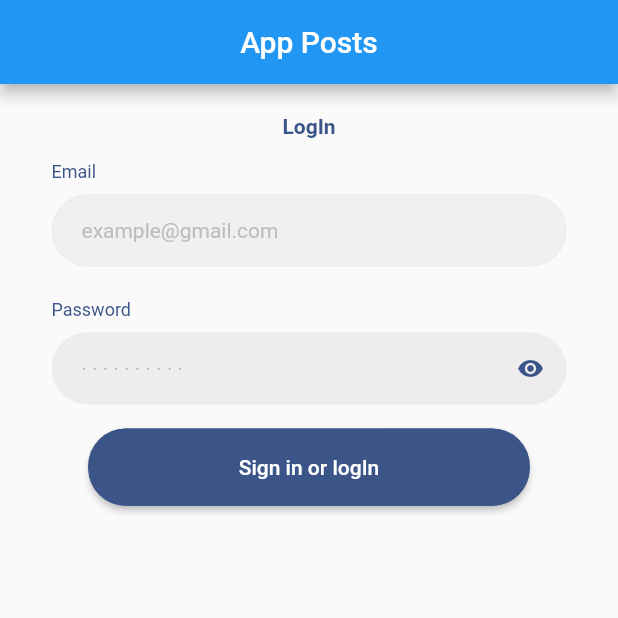
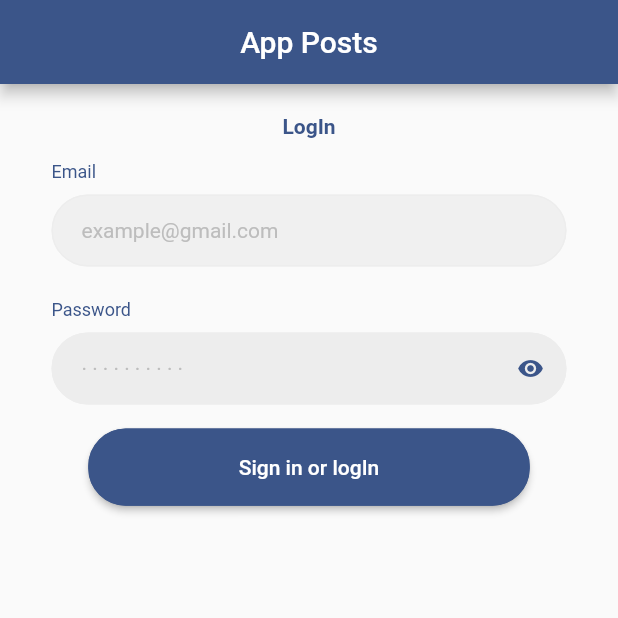
Before and after one commit to juanj123576/post_technical_test, a Flutter app: the screen it shows after launch, on a phone screen of 412 x 824 dp, the top half of it. Run offline on Flutter 3.47's test engine with Material 2 defaults, Android fonts, the phone set to English and light mode, and no system bars; our stand-ins replace dio, firebase_auth, firebase_core, persistent_bottom_nav_bar, rflutter_alert, shared_preferences; accounts and stored records are empty; network calls fail.

Commit message:
se arreglaron textos en la ui

```diff
--- a/lib/pages/favorites_screen.dart
+++ b/lib/pages/favorites_screen.dart
@@ -3,6 +3,7 @@
 // ignore_for_file: prefer_const_constructors
 
 import 'package:flutter/material.dart';
+import 'package:my_app/const/colors.dart';
 import 'package:my_app/providers/post_providers.dart';
 import 'package:my_app/widgets/post_item.dart';
 import 'package:provider/provider.dart';
@@ -15,6 +16,7 @@ class favorites_Screen extends StatelessWidget {
 
     return Scaffold(
         appBar: AppBar(
+          backgroundColor: basicColor,
           centerTitle: true,
           title: const Text('Favorites'),
         ),
--- a/lib/pages/login.dart
+++ b/lib/pages/login.dart
@@ -25,26 +25,6 @@ class _logInState extends State<logIn> {
     });
   }
 
-  var alertStyle = AlertStyle(
-      animationType: AnimationType.fromTop,
-      isCloseButton: true,
-      isOverlayTapDismiss: false,
-      descStyle: TextStyle(fontWeight: FontWeight.w400, fontSize: 12),
-      animationDuration: Duration(milliseconds: 500),
-      alertBorder: RoundedRectangleBorder(
-        borderRadius: BorderRadius.circular(0.0),
-        side: BorderSide(
-          color: Colors.grey,
-        ),
-      ),
-      titleStyle: TextStyle(
-        color: basicColor,
-      ),
-      constraints: BoxConstraints.expand(width: 300),
-      //First to chars "55" represents transparency of color
-      overlayColor: Color(0x55000000),
-      alertElevation: 0,
-      alertAlignment: Alignment.center);
   @override
   Widget build(BuildContext context) {
     double width = MediaQuery.of(context).size.width;
@@ -53,12 +33,12 @@ class _logInState extends State<logIn> {
       key: key,
       // backgroundColor: Color(0xfff7f7f7),
       appBar: AppBar(
-          centerTitle: true,
-          title: const Text(
-            "App Posts",
-          ),
-          iconTheme: IconThemeData(color: basicColor),
-          automaticallyImplyLeading: true),
+        centerTitle: true,
+        title: const Text(
+          "App Posts",
+        ),
+        backgroundColor: basicColor,
+      ),
 
       body: Column(
         mainAxisAlignment: MainAxisAlignment.center,
--- a/lib/pages/todos_Screen.dart
+++ b/lib/pages/todos_Screen.dart
@@ -13,6 +13,7 @@ class todos_Screen extends StatelessWidget {
 
     return Scaffold(
         appBar: AppBar(
+          backgroundColor: basicColor,
           centerTitle: true,
           title: const Text('Post'),
         ),
```
Also changed, not shown: lib/pages/settings.dart (+4 -5 lines).
